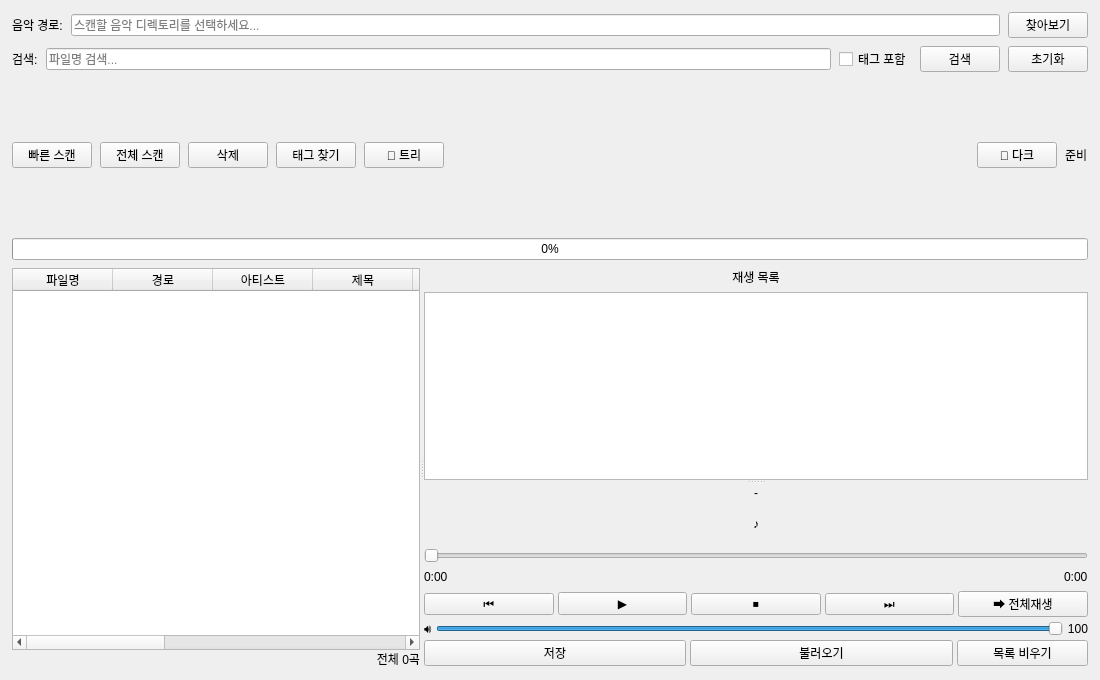
The window that src/main_window.ui (musiren/mp3-archive) describes before a commit, drawn with Qt 5.
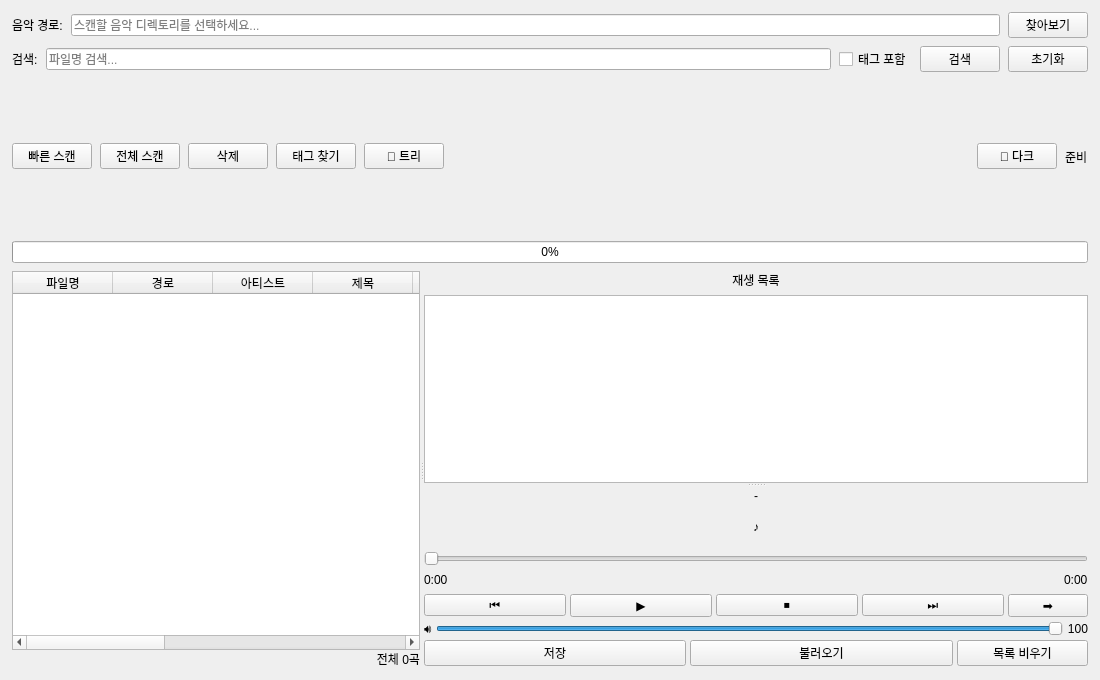
The same window after the commit.

The edit to the form file:
```diff
--- a/src/main_window.ui
+++ b/src/main_window.ui
@@ -507,31 +507,56 @@
              <layout class="QHBoxLayout" name="playerButtonLayout">
               <item>
                <widget class="QPushButton" name="btn_prev">
+                <property name="sizePolicy">
+                 <sizepolicy hsizetype="Expanding" vsizetype="Fixed">
+                  <horstretch>4</horstretch><verstretch>0</verstretch>
+                 </sizepolicy>
+                </property>
                 <property name="text"><string>⏮</string></property>
                 <property name="toolTip"><string>이전 곡</string></property>
                </widget>
               </item>
               <item>
                <widget class="QPushButton" name="btn_play_pause">
+                <property name="sizePolicy">
+                 <sizepolicy hsizetype="Expanding" vsizetype="Fixed">
+                  <horstretch>4</horstretch><verstretch>0</verstretch>
+                 </sizepolicy>
+                </property>
                 <property name="text"><string>▶</string></property>
                 <property name="toolTip"><string>재생 / 일시정지</string></property>
                </widget>
               </item>
               <item>
                <widget class="QPushButton" name="btn_stop">
+                <property name="sizePolicy">
+                 <sizepolicy hsizetype="Expanding" vsizetype="Fixed">
+                  <horstretch>4</horstretch><verstretch>0</verstretch>
+                 </sizepolicy>
+                </property>
                 <property name="text"><string>⏹</string></property>
                 <property name="toolTip"><string>정지</string></property>
                </widget>
               </item>
               <item>
                <widget class="QPushButton" name="btn_next">
+                <property name="sizePolicy">
+                 <sizepolicy hsizetype="Expanding" vsizetype="Fixed">
+                  <horstretch>4</horstretch><verstretch>0</verstretch>
+                 </sizepolicy>
+                </property>
                 <property name="text"><string>⏭</string></property>
                 <property name="toolTip"><string>다음 곡</string></property>
                </widget>
               </item>
               <item>
                <widget class="QPushButton" name="btn_play_mode">
-                <property name="text"><string>➡ 전체재생</string></property>
+                <property name="sizePolicy">
+                 <sizepolicy hsizetype="Expanding" vsizetype="Fixed">
+                  <horstretch>2</horstretch><verstretch>0</verstretch>
+                 </sizepolicy>
+                </property>
+                <property name="text"><string>➡</string></property>
                 <property name="toolTip">
                  <string>재생 모드 전환: 전체재생 → 한곡반복 → 전체반복 → 랜덤</string>
                 </property>
```
